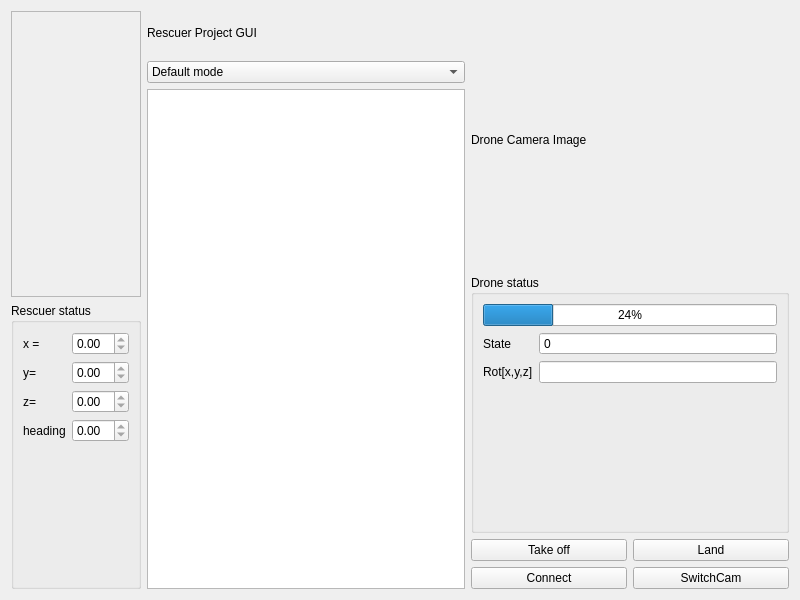
Before: the Qt Designer form src/rescuer_project/main_window.ui in axilos22/rescuer_project, drawn with Qt 5.
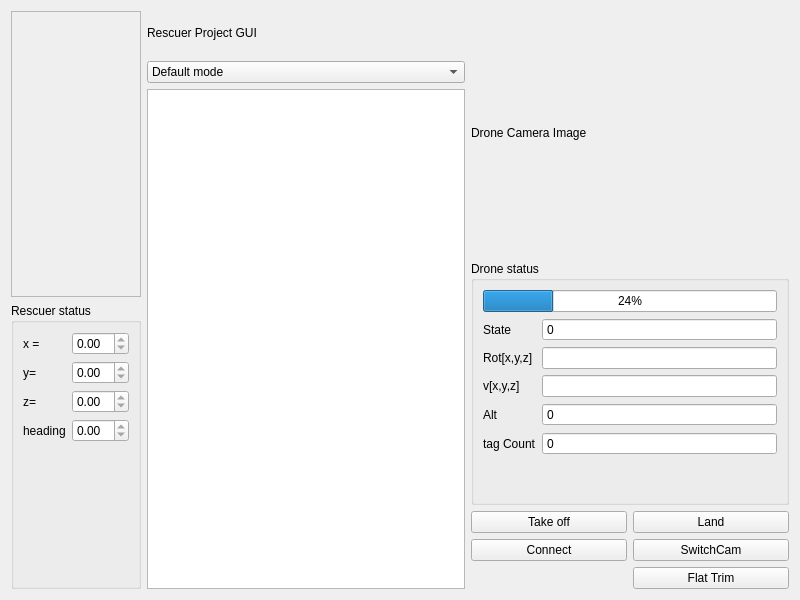
After: the same form once the commit is applied.

Commit message: Drone track pattern -Added: the count of pattern -Added: color when state is 0 (tofix, recolor when not) -Added: toogle camera service -Fixed: seg fault on exit -Added: flat trim service

```diff
--- a/src/rescuer_project/main_window.ui
+++ b/src/rescuer_project/main_window.ui
@@ -184,6 +184,12 @@
       <layout class="QVBoxLayout" name="droneLayout">
        <item>
         <widget class="QLabel" name="droneCamLabel">
+         <property name="maximumSize">
+          <size>
+           <width>640</width>
+           <height>360</height>
+          </size>
+         </property>
          <property name="cursor">
           <cursorShape>CrossCursor</cursorShape>
          </property>
@@ -216,16 +222,6 @@
             <property name="fieldGrowthPolicy">
              <enum>QFormLayout::AllNonFixedFieldsGrow</enum>
             </property>
-            <item row="1" column="0">
-             <widget class="QLabel" name="rotXYZLabel">
-              <property name="text">
-               <string>Rot[x,y,z]</string>
-              </property>
-             </widget>
-            </item>
-            <item row="1" column="1">
-             <widget class="QLineEdit" name="rotXYZLineEdit"/>
-            </item>
             <item row="0" column="0">
              <widget class="QLabel" name="stateLabel">
               <property name="text">
@@ -235,6 +231,72 @@
             </item>
             <item row="0" column="1">
              <widget class="QSpinBox" name="stateSpinBox">
+              <property name="autoFillBackground">
+               <bool>true</bool>
+              </property>
+              <property name="readOnly">
+               <bool>true</bool>
+              </property>
+              <property name="buttonSymbols">
+               <enum>QAbstractSpinBox::NoButtons</enum>
+              </property>
+             </widget>
+            </item>
+            <item row="1" column="0">
+             <widget class="QLabel" name="rotXYZLabel">
+              <property name="text">
+               <string>Rot[x,y,z]</string>
+              </property>
+             </widget>
+            </item>
+            <item row="1" column="1">
+             <widget class="QLineEdit" name="rotXYZLineEdit"/>
+            </item>
+            <item row="2" column="0">
+             <widget class="QLabel" name="vXYZLabel">
+              <property name="text">
+               <string>v[x,y,z]</string>
+              </property>
+             </widget>
+            </item>
+            <item row="2" column="1">
+             <widget class="QLineEdit" name="vXYZLineEdit"/>
+            </item>
+            <item row="3" column="0">
+             <widget class="QLabel" name="altLabel">
+              <property name="text">
+               <string>Alt</string>
+              </property>
+             </widget>
+            </item>
+            <item row="3" column="1">
+             <widget class="QSpinBox" name="altSpinBox">
+              <property name="frame">
+               <bool>true</bool>
+              </property>
+              <property name="readOnly">
+               <bool>true</bool>
+              </property>
+              <property name="buttonSymbols">
+               <enum>QAbstractSpinBox::NoButtons</enum>
+              </property>
+              <property name="keyboardTracking">
+               <bool>false</bool>
+              </property>
+             </widget>
+            </item>
+            <item row="4" column="0">
+             <widget class="QLabel" name="tagCountLabel">
+              <property name="text">
+               <string>tag Count</string>
+              </property>
+             </widget>
+            </item>
+            <item row="4" column="1">
+             <widget class="QSpinBox" name="tagCountSpinBox">
+              <property name="toolTip">
+               <string>Number of tags detected.</string>
+              </property>
               <property name="readOnly">
                <bool>true</bool>
               </property>
@@ -278,6 +340,16 @@
            </property>
           </widget>
          </item>
+         <item row="2" column="1">
+          <widget class="QPushButton" name="flatTrimButton">
+           <property name="toolTip">
+            <string>request to AR-Drone to re-calibrate its rotation estimates assuming that it is on a flat surface.</string>
+           </property>
+           <property name="text">
+            <string>Flat Trim</string>
+           </property>
+          </widget>
+         </item>
         </layout>
        </item>
       </layout>
```
The commit also changes 2 other files.
